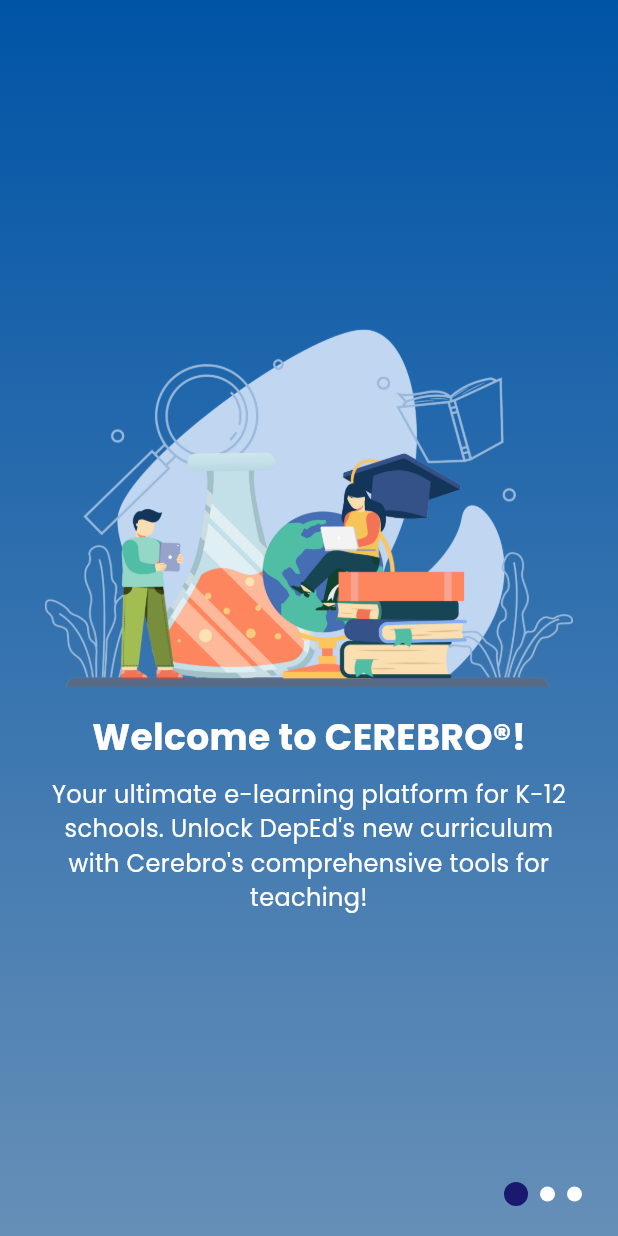
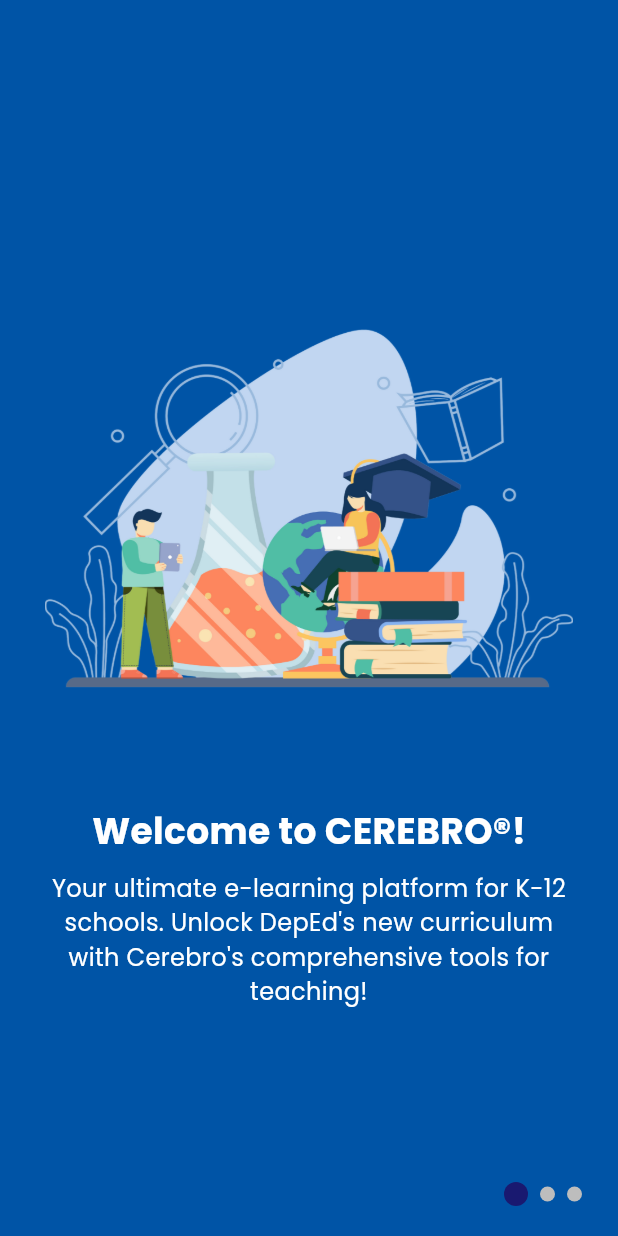
Before and after one commit to usernamesyd/cerebromob_clone, a Flutter app: the OnboardingScreen screen opened directly, on a phone screen of 412 x 824 dp. Run offline on Flutter 3.47's test engine with Material 3 defaults, Android fonts, the phone set to English and light mode, and no system bars; our stand-ins replace firebase_auth, firebase_core, firebase_database; accounts and stored records are empty.

Commit message:
Revert "Improvement: Onboarding Page"

```diff
--- a/lib/pages/onboarding_page.dart
+++ b/lib/pages/onboarding_page.dart
@@ -1,5 +1,4 @@
 import 'package:cerebro_mobile/atoms/cerebro_elevated_btn_white.dart';
-import 'package:cerebro_mobile/pages/login/login_page.dart';
 import 'package:cerebro_mobile/theme/colors.dart';
 import 'package:cerebro_mobile/atoms/cerebro_elevated_btn.dart';
 import 'package:flutter/material.dart';
@@ -32,17 +31,6 @@
       backgroundColor:cerebroBlue200,
       body: Stack(
         children: [
-        Container(
-          decoration: BoxDecoration(
-            gradient:LinearGradient(
-            begin: Alignment.topCenter,
-            end: Alignment.bottomCenter,
-            colors: [
-              cerebroBlue200, Color.fromRGBO(102, 143, 183, 1)
-            ]
-          )
-          ),
-        ),
           PageView(
             controller: _pageController,
             onPageChanged: (int page) {
@@ -85,7 +73,7 @@
       width: isCurrentPage ? 16.0 : 10.0,
       height: isCurrentPage ? 16.0 : 10.0,
       decoration: BoxDecoration(
-        color: isCurrentPage ? cerebroBlue100 : const Color.fromARGB(255, 255, 255, 255),
+        color: isCurrentPage ? cerebroBlue100 : Colors.grey[400],
         shape: BoxShape.circle,
       ),
     );
@@ -174,13 +162,9 @@
           ),
             SizedBox(height: 20.0),
           CerebroElevatedBtnWhite(
-        onPressed: () {
-          Navigator.pushReplacement(context,
-            MaterialPageRoute(builder: (context) => LoginPage())
-          );
-        },
-        text: 'Get Started'
-      ),
+                  onPressed: () => {},
+                  text: 'Get Started'
+                  ),
         ],
       ),
     );
```
Also changed, not shown: assets/images/classroom.png, assets/images/collaboration.png, assets/images/teacher_time.png.
